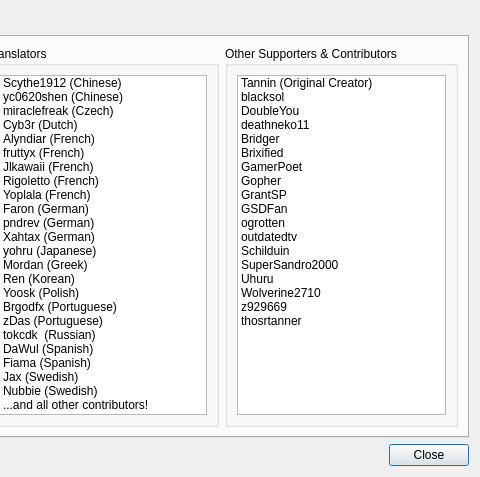
Holt59/mo2-merge, file modorganizer/src/aboutdialog.ui: the form before one commit; both pictures show x 530 to 1010 and y 0 to 477 of the 1010 by 477 pixel window.
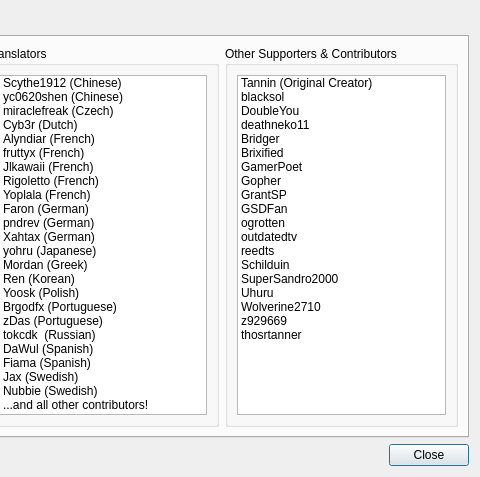
The form after the commit. The open tabs and pages were chosen to show the change. Icons and pictures are not drawn. Custom widgets are drawn as their Qt base class.

Commit message: [modorganizer] bumped to rc5 added reedts to contributors

```diff
--- a/modorganizer/src/aboutdialog.ui
+++ b/modorganizer/src/aboutdialog.ui
@@ -474,6 +474,11 @@
                 <string notr="true">outdatedtv</string>
                </property>
               </item>
+              <item>
+               <property name="text">
+                <string notr="true">reedts</string>
+               </property>
+              </item>
               <item>
                <property name="text">
                 <string notr="true">Schilduin</string>
```
The commit also changes 2 other files.
